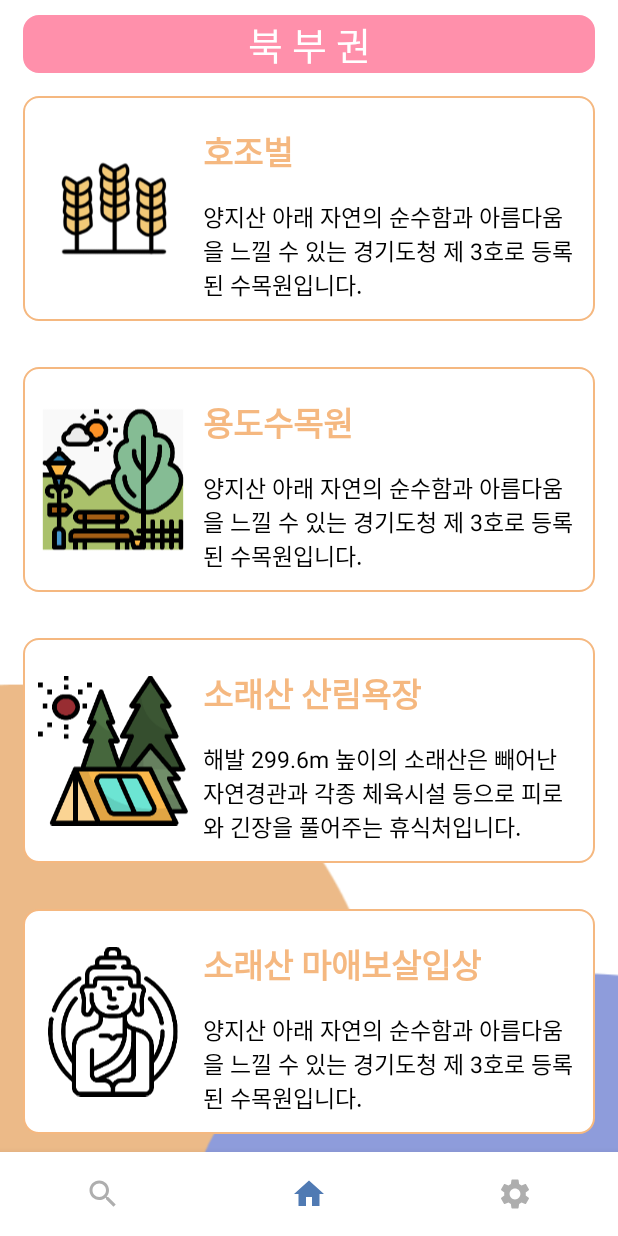
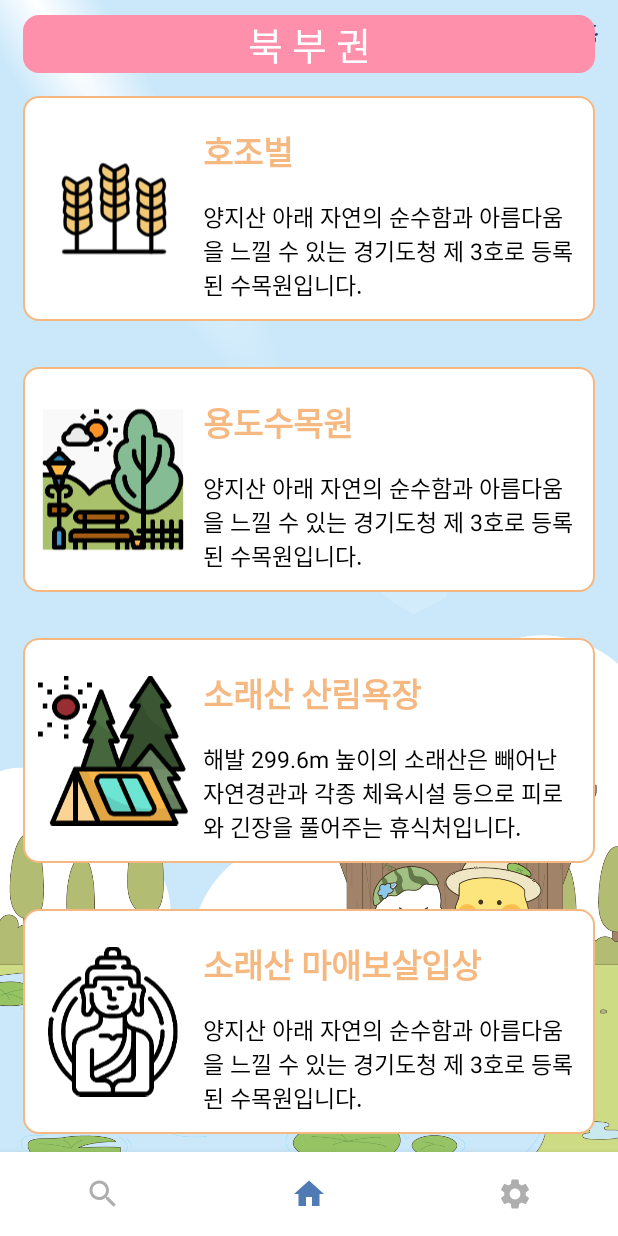
Before and after one commit to kimsw215/SeeHeung, an Android app: the NorthClassifyFragment screen opened through its navigation route, on a phone screen of 412 x 824 dp. Run offline under Robolectric (Android 15) with nearby library versions, the phone set to English and light mode, and no system bars; our stand-ins replace Firebase (no records; nobody signed in at launch, a user with empty details on screens opened directly), navigation-ui.

Commit message:
배경 수정

```diff
--- a/app/src/main/res/layout/activity_main.xml
+++ b/app/src/main/res/layout/activity_main.xml
@@ -5,6 +5,7 @@
     xmlns:tools="http://schemas.android.com/tools"
     android:layout_width="match_parent"
     android:layout_height="match_parent"
+    android:background="@drawable/background_august"
     tools:context=".MainActivity">
 
 
--- a/app/src/main/res/layout/center_classify.xml
+++ b/app/src/main/res/layout/center_classify.xml
@@ -6,7 +6,7 @@
     android:layout_width="match_parent"
     android:layout_height="wrap_content"
     android:orientation="vertical"
-    android:background="@drawable/orangebluebackground"
+    android:background="@drawable/background_august"
     tools:context=".CenterFragments.CenterClassifyFragment">
 
     <TextView
--- a/app/src/main/res/layout/north_classify.xml
+++ b/app/src/main/res/layout/north_classify.xml
@@ -6,8 +6,10 @@
     android:layout_width="match_parent"
     android:layout_height="wrap_content"
     android:orientation="vertical"
-    android:background="@drawable/orangebluebackground"
-    tools:context=".CenterFragments.NorthClassifyFragment">
+    android:background="@drawable/background_august"
+    tools:context=".CenterFragments.NorthClassifyFragment"
+    >
+    //android:background = "@drawable/orangebluebackground"
     <TextView
         android:layout_width="match_parent"
         android:layout_height="wrap_content"
--- a/app/src/main/res/layout/south_classify.xml
+++ b/app/src/main/res/layout/south_classify.xml
@@ -6,7 +6,7 @@
     android:layout_width="match_parent"
     android:layout_height="wrap_content"
     android:orientation="vertical"
-    android:background="@drawable/orangebluebackground"
+    android:background="@drawable/background_august"
     tools:context=".CenterFragments.NorthClassifyFragment">
 
     <TextView
```
Also changed, not shown: app/src/main/res/drawable/background_august.png (added).
